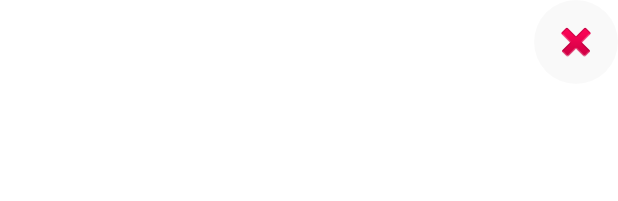
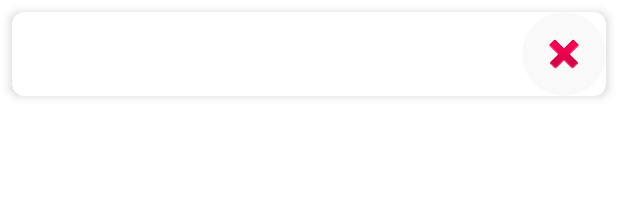
Before and after one commit to D0gmaDev/FoodLens, an Android app: the layout product.xml on its own in the app's theme, with its tools: preview values and no code run, on a phone screen of 412 x 824 dp. Shown: the top 201 px of the screen. Run offline under Robolectric (Android 15) with nearby library versions, the phone set to English and light mode, and no system bars.

Commit message:
Improve things

```diff
--- a/app/src/main/java/fr/foodlens/recipe/OllamaApi.kt
+++ b/app/src/main/java/fr/foodlens/recipe/OllamaApi.kt
@@ -2,7 +2,6 @@ package fr.foodlens.recipe
 
 import com.squareup.moshi.Moshi
 import com.squareup.moshi.kotlin.reflect.KotlinJsonAdapterFactory
-import fr.foodlens.openfoodfacts.Product
 import okhttp3.OkHttpClient
 import okhttp3.logging.HttpLoggingInterceptor
 import retrofit2.Retrofit
@@ -34,9 +33,9 @@ object OllamaApi {
 
     private val service: OllamaService by lazy { retrofit.create(OllamaService::class.java) }
 
-    suspend fun generateRecipe(ingredients: List<Product>): Result<Recipe> {
+    suspend fun generateRecipe(ingredients: List<String>): Result<Recipe> {
 
-        val products = ingredients.joinToString(separator = ", ") { it.toString() }
+        val products = ingredients.joinToString(separator = ", ")
 
         val prompt = """Fais une recette de cuisine très consise avec les ingrédients suivants :
 
--- a/app/src/main/res/layout/product.xml
+++ b/app/src/main/res/layout/product.xml
@@ -1,5 +1,13 @@
 <?xml version="1.0" encoding="utf-8"?>
-<LinearLayout xmlns:android="http://schemas.android.com/apk/res/android"
+<androidx.cardview.widget.CardView xmlns:android="http://schemas.android.com/apk/res/android"
+    xmlns:card_view="http://schemas.android.com/apk/res-auto"
+    android:layout_width="match_parent"
+    android:layout_height="wrap_content"
+    card_view:cardCornerRadius="8dp"
+    card_view:cardElevation="4dp"
+    android:layout_margin="8dp">
+
+    <LinearLayout
         android:layout_width="match_parent"
         android:layout_height="wrap_content"
         android:orientation="horizontal"
@@ -24,3 +32,4 @@
             android:src="@android:drawable/ic_delete"
             android:background="?attr/selectableItemBackgroundBorderless" />
     </LinearLayout>
+</androidx.cardview.widget.CardView>
```
Also changed, not shown: app/src/main/java/fr/foodlens/recipe/RecipeActivity.kt (+3 -28 lines), 1 other file. Lines whose indentation alone changed are shown as unchanged.
